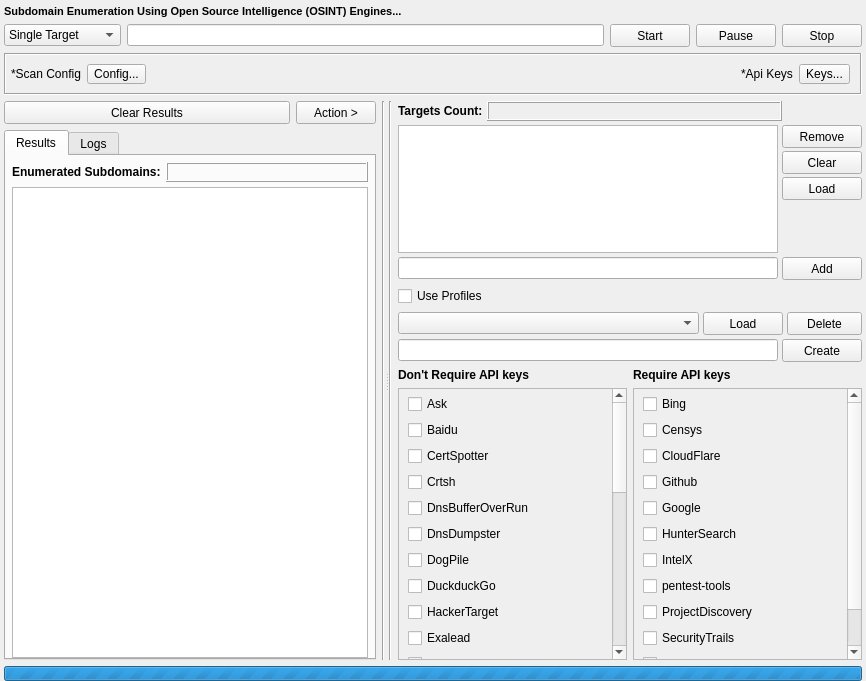
This is gui/src/engines/osint/Osint.ui in 3nock/OTE as Qt 5 draws it before an edit. The edited form follows.
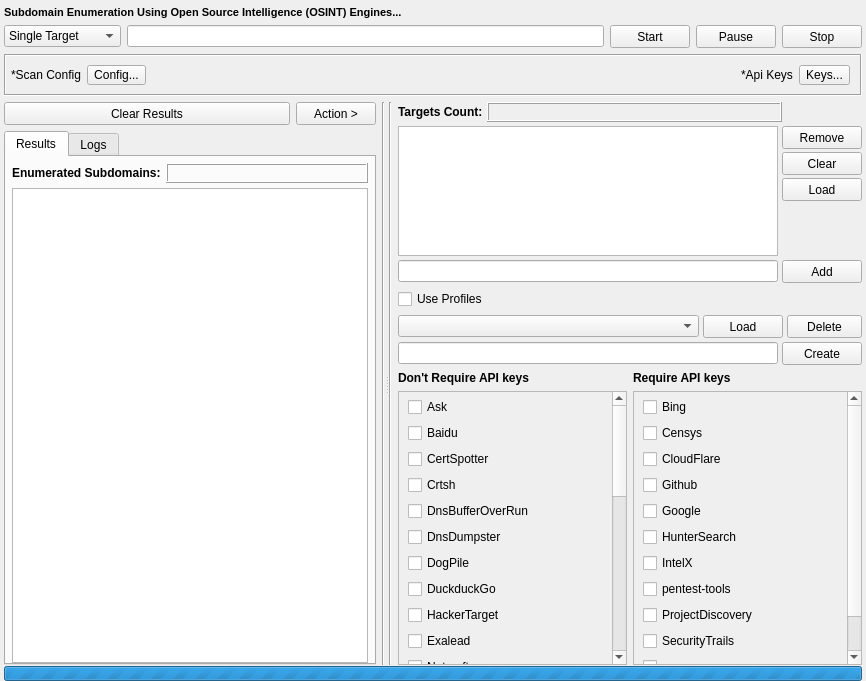
This is the edited form.

Patch:
```diff
--- a/gui/src/engines/osint/Osint.ui
+++ b/gui/src/engines/osint/Osint.ui
@@ -16,12 +16,12 @@
   <property name="styleSheet">
    <string notr="true"/>
   </property>
-  <layout class="QVBoxLayout" name="verticalLayout_12">
+  <layout class="QVBoxLayout" name="verticalLayout_5">
    <property name="leftMargin">
     <number>4</number>
    </property>
    <property name="topMargin">
-    <number>5</number>
+    <number>6</number>
    </property>
    <property name="rightMargin">
     <number>4</number>
@@ -29,8 +29,6 @@
    <property name="bottomMargin">
     <number>0</number>
    </property>
-   <item>
-    <layout class="QVBoxLayout" name="verticalLayout_15">
      <item>
       <widget class="QLabel" name="label_5">
        <property name="sizePolicy">
@@ -55,10 +53,6 @@
        </property>
       </widget>
      </item>
-    </layout>
-   </item>
-   <item>
-    <layout class="QVBoxLayout" name="verticalLayout_4">
      <item>
       <layout class="QHBoxLayout" name="horizontalLayout_4">
        <item>
@@ -177,10 +171,6 @@
        </item>
       </layout>
      </item>
-    </layout>
-   </item>
-   <item>
-    <layout class="QVBoxLayout" name="verticalLayout_5">
      <item>
       <widget class="QFrame" name="frame">
        <property name="sizePolicy">
@@ -284,8 +274,11 @@
        </layout>
       </widget>
      </item>
-    </layout>
-   </item>
+   <item>
+    <layout class="QVBoxLayout" name="verticalLayout_4">
+     <property name="spacing">
+      <number>1</number>
+     </property>
    <item>
     <widget class="QSplitter" name="splitter">
      <property name="orientation">
@@ -1349,7 +1342,7 @@
                  <rect>
                   <x>0</x>
                   <y>0</y>
-                  <width>204</width>
+                    <width>203</width>
                   <height>286</height>
                  </rect>
                 </property>
@@ -1495,6 +1488,8 @@
       <number>-1</number>
      </property>
     </widget>
+     </item>
+    </layout>
    </item>
   </layout>
  </widget>
```
Lines whose indentation alone changed are shown as unchanged.
